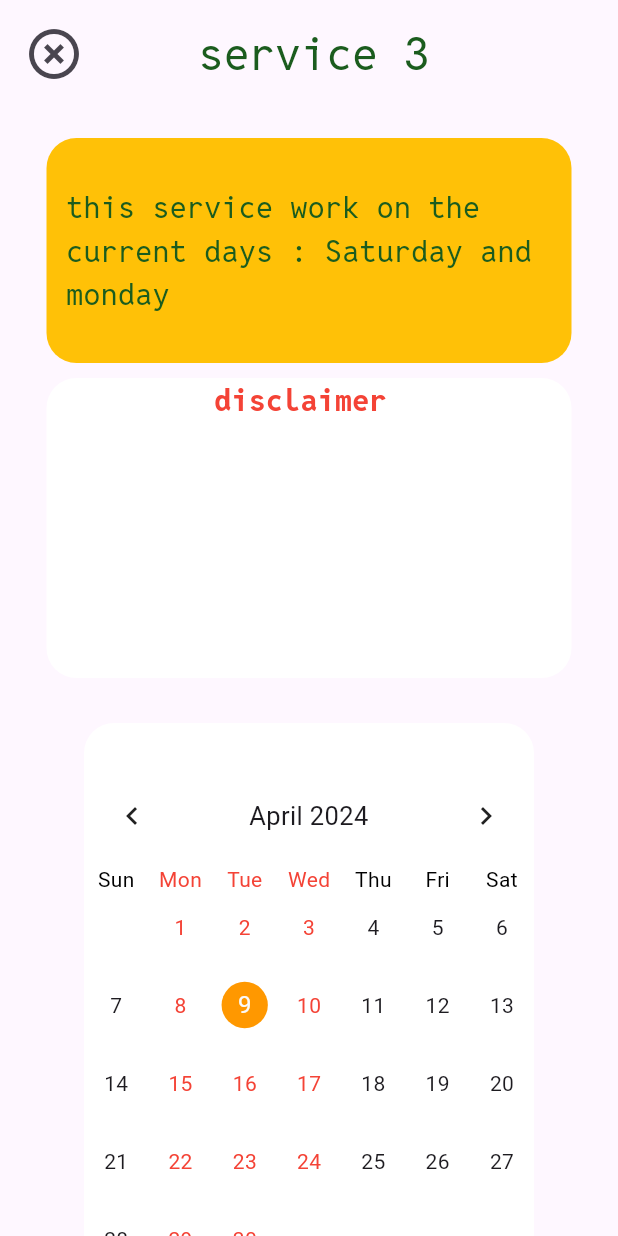
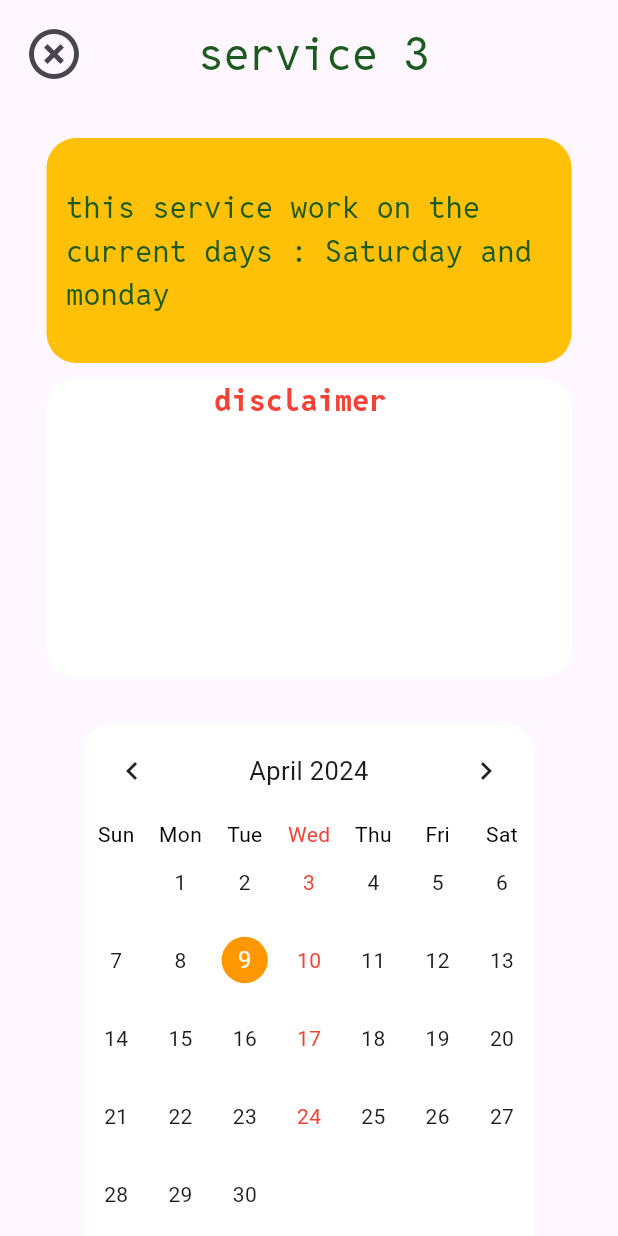
Before and after one commit to yacine0mouhous/Doctor-Management-App, a Flutter app: the service_3 screen opened directly, on a phone screen of 412 x 824 dp. Run offline on Flutter 3.47's test engine with Material 3 defaults, Android fonts, the phone set to English and light mode, and no system bars; drawn by our look-alikes of table_calendar; our stand-ins replace quickalert; missing offline and left inert: dart:ffi; network calls fail.

```diff
--- a/flutter_application_1/lib/screen/service_screen/service_3.dart
+++ b/flutter_application_1/lib/screen/service_screen/service_3.dart
@@ -2,7 +2,8 @@ import 'package:flutter/material.dart';
 import 'package:flutter_application_1/widget/Calaendar.dart';
 
 class service_3 extends StatelessWidget {
-  const service_3({super.key});
+  DateTime selected = DateTime.now();
+  service_3({super.key});
 
   @override
   Widget build(BuildContext context) {
@@ -95,7 +96,9 @@ class service_3 extends StatelessWidget {
               Container(
                 height: 400,
                 width: 300,
-                child: Calendar(),
+                child: Calendar(
+                  [3],
+                ),
                 decoration: BoxDecoration(
                     borderRadius: BorderRadius.circular(20),
                     color: Colors.white),
--- a/flutter_application_1/lib/widget/Calaendar.dart
+++ b/flutter_application_1/lib/widget/Calaendar.dart
@@ -1,8 +1,13 @@
+import 'dart:ffi';
 import 'package:flutter/material.dart';
 import 'package:table_calendar/table_calendar.dart';
+import 'package:quickalert/quickalert.dart';
 
 class Calendar extends StatefulWidget {
-  const Calendar({Key? key}) : super(key: key);
+  late List<int> working_day;
+  DateTime selected = DateTime.now();
+
+  Calendar(this.working_day, {Key? key}) : super(key: key);
 
   @override
   State<Calendar> createState() => _CalendarState();
@@ -17,26 +22,32 @@ class _CalendarState extends State<Calendar> {
   void initState() {
     super.initState();
     _calendarFormat = CalendarFormat.month;
-    _focusedDay = DateTime.now();
-    _selectedDay = DateTime.now();
+    _focusedDay = widget.selected;
+    _selectedDay = widget.selected;
   }
 
   @override
   Widget build(BuildContext context) {
-    return Center(
+    return Column(
+      children: [
+        Center(
           child: TableCalendar(
             firstDay: DateTime.utc(2021, 1, 1),
             lastDay: DateTime.utc(2030, 12, 31),
+            currentDay: DateTime.now(),
             focusedDay: _focusedDay,
             calendarFormat: _calendarFormat,
             selectedDayPredicate: (day) {
               return isSameDay(_selectedDay, day);
             },
             onDaySelected: (selectedDay, focusedDay) {
+              if (!isWeekendDay(selectedDay)) {
                 setState(() {
                   _selectedDay = selectedDay;
-            _focusedDay = focusedDay;
+                  _focusedDay =
+                      selectedDay; // Update the focused day to the selected day
                 });
+              }
             },
             onPageChanged: (focusedDay) {
               setState(() {
@@ -56,17 +67,62 @@ class _CalendarState extends State<Calendar> {
                 color: Colors.orange,
                 shape: BoxShape.circle,
               ),
-          weekendTextStyle: TextStyle().copyWith(color: Colors.red),
-          holidayTextStyle: TextStyle().copyWith(color: Colors.green),
+              weekendTextStyle: TextStyle(color: Colors.red),
+              holidayTextStyle: TextStyle(color: Colors.green),
               outsideDaysVisible: false,
             ),
-        weekendDays: [1, 2, 3],
+            weekendDays: widget.working_day,
             daysOfWeekStyle: DaysOfWeekStyle(
-          weekdayStyle: TextStyle().copyWith(color: Colors.black),
-          weekendStyle: TextStyle().copyWith(color: Colors.red),
+              weekdayStyle: TextStyle(color: Colors.black),
+              weekendStyle: TextStyle(color: Colors.red),
             ),
             headerVisible: true,
           ),
+        ),
+        SizedBox(
+          height: 5,
+        ),
+        GestureDetector(
+          onTap: () {
+            QuickAlert.show(
+              context: context,
+              type: QuickAlertType.confirm,
+              text: 'are u sure u wanna take appoitement on : ' +
+                  _selectedDay.day.toString() +
+                  "/" +
+                  _selectedDay.month.toString() +
+                  "/" +
+                  _selectedDay.day.toString(),
+              confirmBtnText: 'Yes',
+              cancelBtnText: 'No',
+              confirmBtnColor: Colors.green,
+              onConfirmBtnTap: () {
+                QuickAlert.show(
+                    context: context,
+                    type: QuickAlertType.success,
+                    text: 'appoitement taken !',
+                    onConfirmBtnTap: () {
+                      Navigator.pop(context);
+                      Navigator.pop(context);
+                    });
+              },
+            );
+          },
+          child: Container(
+            height: 50,
+            width: 250,
+            decoration: BoxDecoration(
+                color: Theme.of(context).backgroundColor,
+                borderRadius: BorderRadius.circular(20)),
+          ),
+        ),
+      ],
     );
   }
+
+  bool isWeekendDay(DateTime day) {
+    int dayOfWeek = day.weekday;
+
+    return widget.working_day.contains(dayOfWeek);
   }
+}
--- a/flutter_application_1/pubspec.yaml
+++ b/flutter_application_1/pubspec.yaml
@@ -11,6 +11,7 @@ dependencies:
     sdk: flutter
   cupertino_icons: ^1.0.2
   table_calendar: ^3.0.0
+  quickalert: ^1.1.0
 
 dev_dependencies:
   flutter_test:
```
Also changed, not shown: flutter_application_1/lib/screen/home_screen.dart (+7 -6 lines), flutter_application_1/lib/screen/service_screen/service_1.dart (+5 -17 lines), flutter_application_1/lib/screen/service_screen/service_2.dart (+5 -2 lines), flutter_application_1/lib/screen/service_screen/service_4.dart (+5 -2 lines), flutter_application_1/lib/widget/calendar_menu.dart (added, +90 -0 lines), flutter_application_1/pubspec.lock. Lines whose indentation alone changed are shown as unchanged.
